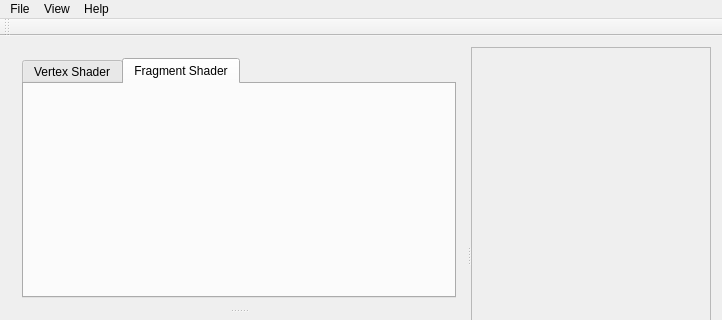
Before: the Qt Designer form mainwindow.ui in 607011/glsl-live, drawn with Qt 5; both pictures show x 0 to 722 and y 0 to 320 of the 722 by 495 pixel window.
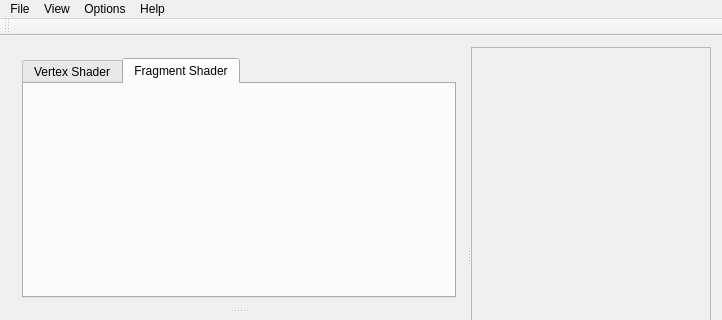
After: the same form once the commit is applied.

What changed in the file:
```diff
--- a/mainwindow.ui
+++ b/mainwindow.ui
@@ -233,12 +233,16 @@
     <addaction name="actionFitImageToWindow"/>
     <addaction name="actionResizeToOriginalImageSize"/>
     <addaction name="menuZoom"/>
-    <addaction name="separator"/>
-    <addaction name="actionEnableAlpha"/>
+   </widget>
+   <widget class="QMenu" name="menuOptions">
+    <property name="title">
+     <string>Options</string>
+    </property>
     <addaction name="actionChooseBackgroundColor"/>
    </widget>
    <addaction name="menuFile"/>
    <addaction name="menuView"/>
+   <addaction name="menuOptions"/>
    <addaction name="menuHelp"/>
   </widget>
   <widget class="QToolBar" name="mainToolBar">
```
Left out of the diff: 19 changed lines with no effect on the pictures.
